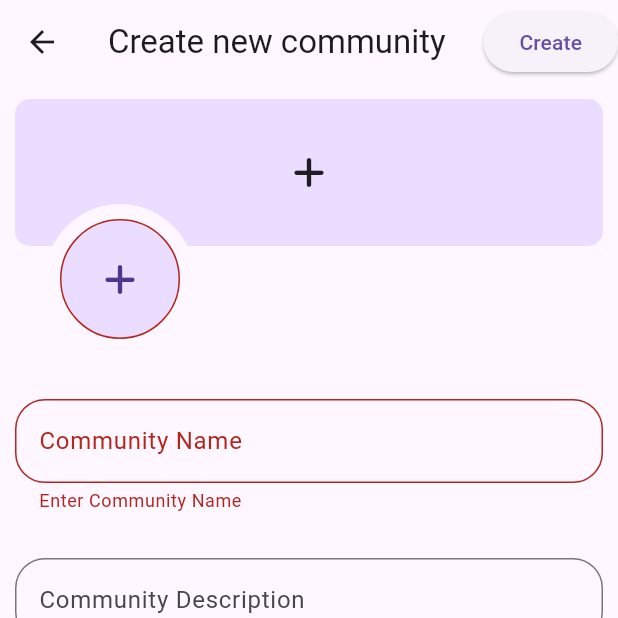
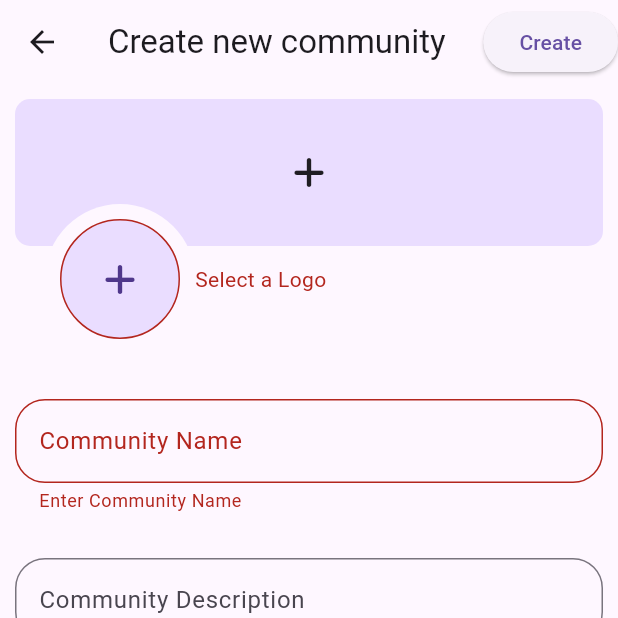
Before and after one commit to vedantjain8/localhub, a Flutter app: the CreateCommunity screen opened directly, after a tap on "Create", on a phone screen of 412 x 824 dp, the top half of it. Run offline on Flutter 3.47's test engine with Material 3 defaults, Android fonts, the phone set to English and light mode, and no system bars; our stand-ins replace cached_network_image, csc_picker, dropdown_search, flutter_markdown, flutter_secure_storage, font_awesome_flutter and 4 more; accounts and stored records are empty; network calls fail; project files that could hold a hidden picture were left out.

Commit message:
fix: logo validation

```diff
--- a/flutter/localhub/lib/screens/community/create_community.dart
+++ b/flutter/localhub/lib/screens/community/create_community.dart
@@ -21,7 +21,7 @@ class _CreateCommunityState extends State<CreateCommunity> {
   final TextEditingController _communityDescriptionController =
       TextEditingController();
   final _formKey = GlobalKey<FormState>();
-  late bool isLogoPicked = false;
+  late bool isLogoPicked = true;
 
   final ImageUploadService ius = ImageUploadService();
   final CommunityApiService cas = CommunityApiService();
@@ -116,18 +116,15 @@ class _CreateCommunityState extends State<CreateCommunity> {
         actions: [
           ElevatedButton(
               onPressed: () {
-                if (_formKey.currentState!.validate()) {
-                  if (isLogoPicked) {
-                    showDialog(
-                      context: context,
-                      barrierDismissible: false,
-                      builder: (BuildContext context) {
-                        return const Center(child: CircularProgressIndicator());
-                      },
-                    );
+                if (!_formKey.currentState!.validate()) {
+                  if (pickedLogo == null) {
+                    setState(() {
+                      isLogoPicked = false;
+                    });
+                  }
+                } else if (_formKey.currentState!.validate()) {
                   _createCommunity().then(
                     (Map<String, dynamic> status) => {
-                        Navigator.of(context).pop(),
                       if (status['status'] != null)
                         {
                           if (status['status'] == 200)
@@ -137,11 +134,11 @@ class _CreateCommunityState extends State<CreateCommunity> {
                                   content: Text(status['response']),
                                 ),
                               ),
+                              Navigator.of(context).pop(),
                               Navigator.pushAndRemoveUntil(
                                   context,
                                   MaterialPageRoute(
-                                        builder: (context) =>
-                                            const AppLayout()),
+                                      builder: (context) => const AppLayout()),
                                   (route) => false),
                             }
                           else
@@ -157,20 +154,12 @@ class _CreateCommunityState extends State<CreateCommunity> {
                         (
                           ScaffoldMessenger.of(context).showSnackBar(
                             SnackBar(
-                                // content: Text("some error"),
                               content: Text(status.toString()),
                             ),
                           ),
                         )
                     },
                   );
-                  } else {
-                    ScaffoldMessenger.of(context).showSnackBar(
-                      const SnackBar(
-                        content: Text("A logo is required for the community"),
-                      ),
-                    );
-                  }
                 }
               },
               child: const Text("Create"))
@@ -182,7 +171,7 @@ class _CreateCommunityState extends State<CreateCommunity> {
           child: Form(
             key: _formKey,
             child: Column(
-              // crossAxisAlignment: CrossAxisAlignment.start,
+              crossAxisAlignment: CrossAxisAlignment.start,
               children: [
                 Stack(
                   children: [
@@ -213,15 +202,17 @@ class _CreateCommunityState extends State<CreateCommunity> {
                     ),
                     Padding(
                       padding: const EdgeInsets.only(top: 70, left: 20),
-                      child: CircleAvatar(
+                      child: Row(
+                        children: [
+                          CircleAvatar(
                               radius: 50,
                               backgroundColor: colorScheme.background,
                               child: InkWell(
                                 onTap: () {
                                   _openGallery(forImage: 0);
                                 },
-                            overlayColor:
-                                MaterialStateProperty.all(Colors.transparent),
+                                overlayColor: MaterialStateProperty.all(
+                                    Colors.transparent),
                                 child: pickedLogo == null
                                     ? Container(
                                         decoration: BoxDecoration(
@@ -234,13 +225,15 @@ class _CreateCommunityState extends State<CreateCommunity> {
                                         ),
                                         width: 80,
                                         height: 80,
-                                    child: const Icon(FontAwesomeIcons.plus),
+                                        child:
+                                            const Icon(FontAwesomeIcons.plus),
                                       )
                                     : SizedBox(
                                         width: 80,
                                         height: 80,
                                         child: ClipRRect(
-                                      borderRadius: BorderRadius.circular(50),
+                                          borderRadius:
+                                              BorderRadius.circular(50),
                                           child: Image.file(
                                             File(pickedLogo!.path),
                                             fit: BoxFit.cover,
@@ -248,6 +241,21 @@ class _CreateCommunityState extends State<CreateCommunity> {
                                         ),
                                       ),
                               )),
+                          Visibility(
+                            visible: !isLogoPicked,
+                            child: Column(
+                              crossAxisAlignment: CrossAxisAlignment.start,
+                              children: [
+                                const SizedBox(width: 10),
+                                Text(
+                                  'Select a Logo',
+                                  style: TextStyle(color: colorScheme.error),
+                                ),
+                              ],
+                            ),
+                          ),
+                        ],
+                      ),
                     ),
                   ],
                 ),
@@ -257,7 +265,7 @@ class _CreateCommunityState extends State<CreateCommunity> {
                     if (value == null || value.isEmpty) {
                       return 'Enter Community Name';
                     } else if (!RegExp(r"^[a-zA-Z0-9_]*$").hasMatch(value)) {
-                      return 'Community name can only contain a-zA-z0-9_';
+                      return 'Enter valid Community Name';
                     }
                     return null;
                   },
```
Lines whose indentation alone changed are shown as unchanged.
